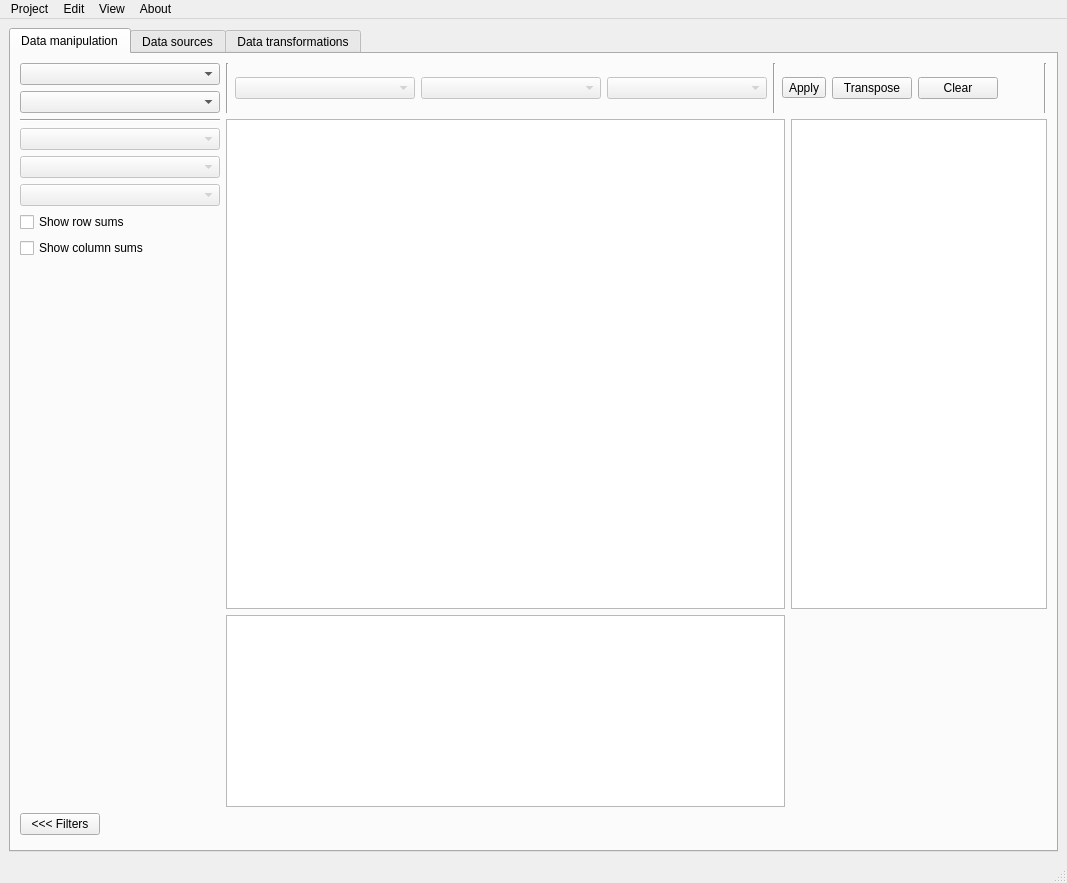
First picture: the form in cp/gui/cp.ui, repository pszostek/cp, before the edit.
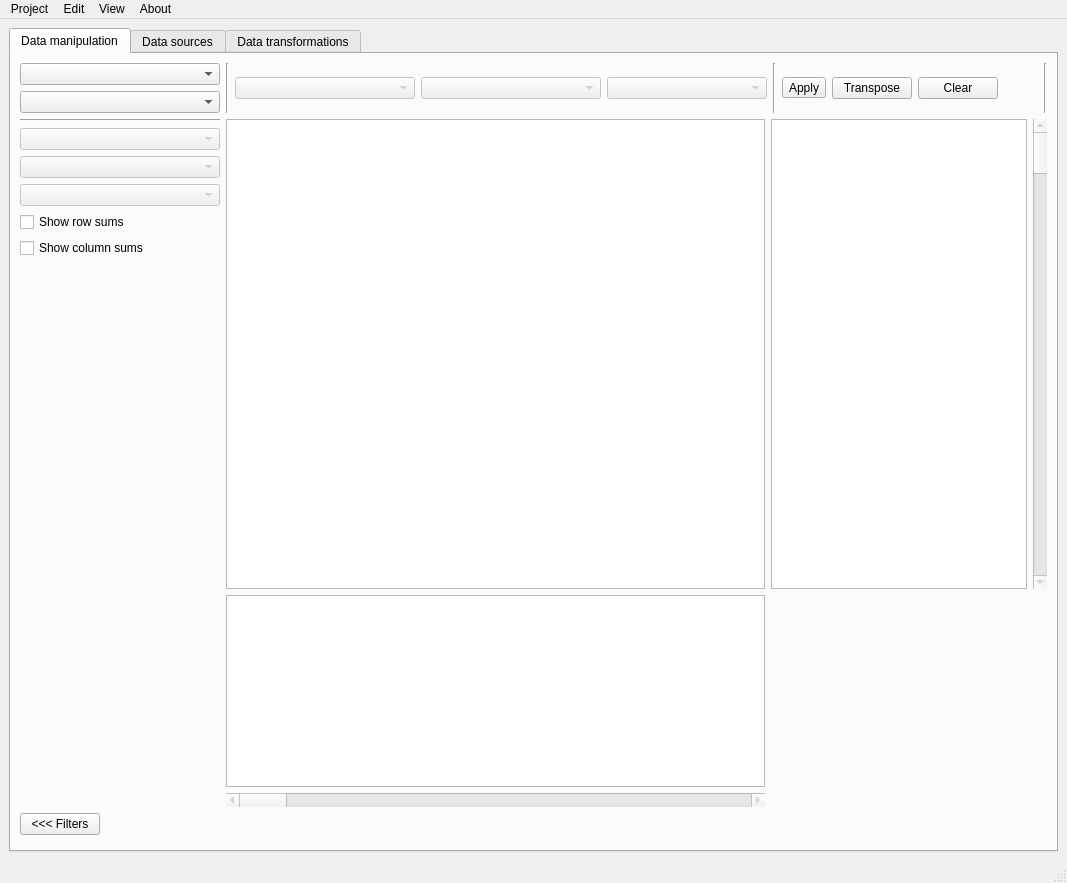
Second picture: the form after the edit. Custom widgets are drawn as their Qt base class.

Commit message: Add DataFrameView sorting and column/row sums

Patch:
```diff
--- a/cp/gui/cp.ui
+++ b/cp/gui/cp.ui
@@ -312,10 +312,55 @@
                <widget class="DataFrameView" name="dataFrameView">
                 <property name="sizePolicy">
                  <sizepolicy hsizetype="Expanding" vsizetype="Expanding">
-                  <horstretch>1</horstretch>
+                  <horstretch>100</horstretch>
+                  <verstretch>100</verstretch>
+                 </sizepolicy>
+                </property>
+                <property name="verticalScrollBarPolicy">
+                 <enum>Qt::ScrollBarAlwaysOff</enum>
+                </property>
+                <property name="horizontalScrollBarPolicy">
+                 <enum>Qt::ScrollBarAlwaysOff</enum>
+                </property>
+               </widget>
+              </item>
+              <item row="1" column="0">
+               <widget class="QTableWidget" name="columnSumWidget">
+                <property name="sizePolicy">
+                 <sizepolicy hsizetype="Minimum" vsizetype="Minimum">
+                  <horstretch>0</horstretch>
                   <verstretch>1</verstretch>
                  </sizepolicy>
                 </property>
+                <property name="verticalScrollBarPolicy">
+                 <enum>Qt::ScrollBarAlwaysOff</enum>
+                </property>
+                <property name="horizontalScrollBarPolicy">
+                 <enum>Qt::ScrollBarAlwaysOff</enum>
+                </property>
+                <attribute name="verticalHeaderVisible">
+                 <bool>true</bool>
+                </attribute>
+               </widget>
+              </item>
+              <item row="2" column="0">
+               <widget class="QScrollBar" name="horizontalScrollBar">
+                <property name="enabled">
+                 <bool>false</bool>
+                </property>
+                <property name="orientation">
+                 <enum>Qt::Horizontal</enum>
+                </property>
+               </widget>
+              </item>
+              <item row="0" column="2">
+               <widget class="QScrollBar" name="verticalScrollBar">
+                <property name="enabled">
+                 <bool>false</bool>
+                </property>
+                <property name="orientation">
+                 <enum>Qt::Vertical</enum>
+                </property>
                </widget>
               </item>
               <item row="0" column="1">
@@ -332,22 +377,9 @@
                 <property name="horizontalScrollBarPolicy">
                  <enum>Qt::ScrollBarAlwaysOff</enum>
                 </property>
-               </widget>
-              </item>
-              <item row="1" column="0">
-               <widget class="QTableWidget" name="columnSumWidget">
-                <property name="sizePolicy">
-                 <sizepolicy hsizetype="Minimum" vsizetype="Minimum">
-                  <horstretch>0</horstretch>
-                  <verstretch>0</verstretch>
-                 </sizepolicy>
-                </property>
-                <property name="verticalScrollBarPolicy">
-                 <enum>Qt::ScrollBarAlwaysOff</enum>
-                </property>
-                <property name="horizontalScrollBarPolicy">
-                 <enum>Qt::ScrollBarAlwaysOff</enum>
-                </property>
+                <attribute name="verticalHeaderVisible">
+                 <bool>true</bool>
+                </attribute>
                </widget>
               </item>
              </layout>
```
The commit also changes 8 other files.
